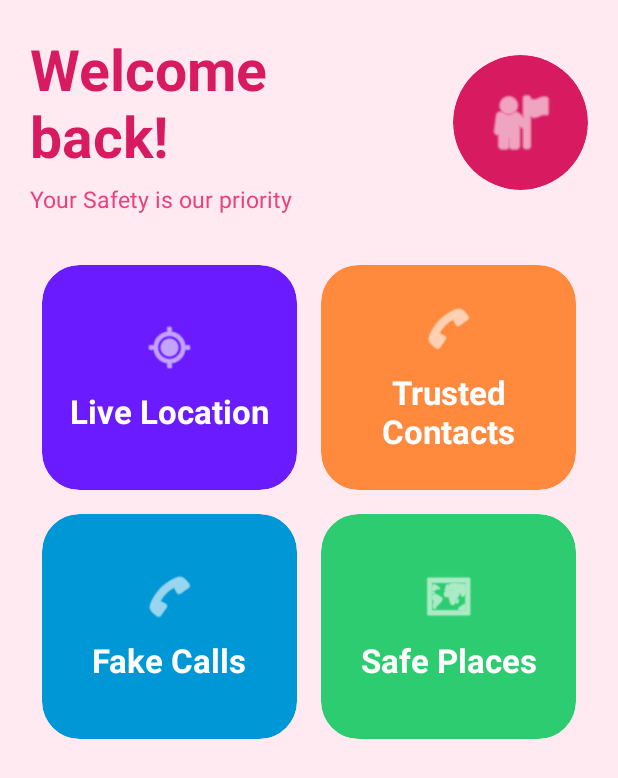
After one commit to hiraamir272-coder/Women-Safety-App, an Android app: the HomeActivity screen opened directly, with no data from a screen before it, on a phone screen of 412 x 824 dp. The commit adds this screen. Shown: the top 778 px of the screen. Run offline under Robolectric (Android 15) with nearby library versions, the phone set to English and light mode, and no system bars; 1 statement that could not run was skipped.

Commit message:
Seven commit

```diff
--- a/app/src/main/AndroidManifest.xml
+++ b/app/src/main/AndroidManifest.xml
@@ -25,6 +25,10 @@
             android:name=".SecondActivity"
             android:exported="false"
             android:windowSoftInputMode="adjustResize" />
+        <activity
+            android:name=".HomeActivity"
+            android:exported="false"
+            android:windowSoftInputMode="adjustResize" />
     </application>
 
 </manifest>
--- /dev/null
+++ b/app/src/main/java/com/example/womensafetyapp/HomeActivity.java
@@ -0,0 +1,24 @@
+package com.example.womensafetyapp;
+
+import android.os.Bundle;
+
+import androidx.activity.EdgeToEdge;
+import androidx.appcompat.app.AppCompatActivity;
+import androidx.core.graphics.Insets;
+import androidx.core.view.ViewCompat;
+import androidx.core.view.WindowInsetsCompat;
+
+public class HomeActivity extends AppCompatActivity {
+
+    @Override
+    protected void onCreate(Bundle savedInstanceState) {
+        super.onCreate(savedInstanceState);
+        EdgeToEdge.enable(this);
+        setContentView(R.layout.activity_home);
+        ViewCompat.setOnApplyWindowInsetsListener(findViewById(R.id.main), (v, insets) -> {
+            Insets systemBars = insets.getInsets(WindowInsetsCompat.Type.systemBars());
+            v.setPadding(systemBars.left, systemBars.top, systemBars.right, systemBars.bottom);
+            return insets;
+        });
+    }
+}
--- a/app/src/main/java/com/example/womensafetyapp/SecondActivity.java
+++ b/app/src/main/java/com/example/womensafetyapp/SecondActivity.java
@@ -9,6 +9,7 @@ import android.widget.CheckBox;
 import android.widget.EditText;
 import android.widget.TextView;
 import android.widget.Toast;
+import android.text.InputType;
 import androidx.appcompat.app.AppCompatActivity;
 
 public class SecondActivity extends AppCompatActivity {
@@ -77,15 +78,14 @@ public class SecondActivity extends AppCompatActivity {
         builder.setTitle("Forget Password");
 
         // 1st Line - Register Email
-        EditText etRegisterEmail = new EditText(this);
-        etRegisterEmail.setHint("Register Email");
-        etRegisterEmail.setPadding(40, 30, 40, 30);
-        builder.setView(etRegisterEmail);
+         EditText input = new EditText(this);
+        input.setHint("Enter new Password");
+        builder.setView(input);
 
         // 2nd Line - Send Reset link Button
-        builder.setPositiveButton("Send Reset link", (dialog, which) -> {
-            String regEmail = etRegisterEmail.getText().toString().trim();
-            if (regEmail.equals(myEmail)) {
+        builder.setPositiveButton("Confirm", (dialog, which) -> {
+            String newPass = input.getText().toString().trim();
+            if (newPass.equals("728572")) {
                 Toast.makeText(this, Html.fromHtml("<b>Login Successful</b>"), Toast.LENGTH_SHORT).show();
             } else {
                 Toast.makeText(this, "Invalid credentials", Toast.LENGTH_SHORT).show();
--- /dev/null
+++ b/app/src/main/res/layout/activity_home.xml
@@ -0,0 +1,126 @@
+<?xml version="1.0" encoding="utf-8"?>
+<LinearLayout xmlns:android="http://schemas.android.com/apk/res/android"
+    xmlns:app="http://schemas.android.com/apk/res-auto"
+    android:layout_width="match_parent"
+    android:layout_height="match_parent"
+    android:background="#FFEAF2"
+    android:orientation="vertical"
+    android:padding="20dp">
+
+    <!-- TOP HEADER -->
+    <LinearLayout
+        android:layout_width="match_parent"
+        android:layout_height="wrap_content"
+        android:orientation="horizontal"
+        android:gravity="center_vertical">
+
+        <LinearLayout
+            android:layout_width="0dp"
+            android:layout_height="wrap_content"
+            android:layout_weight="1"
+            android:orientation="vertical">
+
+            <TextView
+                android:layout_width="wrap_content"
+                android:layout_height="wrap_content"
+                android:text="Welcome\nback!"
+                android:textSize="38sp"
+                android:textStyle="bold"
+                android:textColor="#D81B60" />
+
+            <TextView
+                android:layout_width="wrap_content"
+                android:layout_height="wrap_content"
+                android:text="Your Safety is our priority"
+                android:textSize="15sp"
+                android:textColor="#EC407A"
+                android:layout_marginTop="6dp" />
+        </LinearLayout>
+
+        <!-- LOGO - Bina file ke Gol -->
+        <androidx.cardview.widget.CardView
+            android:layout_width="90dp"
+            android:layout_height="90dp"
+            app:cardCornerRadius="45dp"
+            app:cardBackgroundColor="#D81B60"
+            app:cardElevation="0dp">
+
+            <ImageView
+                android:layout_width="match_parent"
+                android:layout_height="match_parent"
+                android:src="@android:drawable/ic_menu_myplaces"
+                android:padding="20dp"
+                android:tint="@android:color/white" />
+        </androidx.cardview.widget.CardView>
+    </LinearLayout>
+
+    <!-- 4 CARDS - Bina file ke Colourful -->
+    <GridLayout
+        android:layout_width="match_parent"
+        android:layout_height="wrap_content"
+        android:columnCount="2"
+        android:rowCount="2"
+        android:layout_marginTop="25dp">
+
+        <!-- 1. PURPLE -->
+        <androidx.cardview.widget.CardView
+            android:layout_width="0dp"
+            android:layout_height="150dp"
+            android:layout_columnWeight="1"
+            android:layout_margin="8dp"
+            app:cardCornerRadius="25dp"
+            app:cardBackgroundColor="#6A1BFF"
+            app:cardElevation="0dp">
+            <LinearLayout android:layout_width="match_parent" android:layout_height="match_parent" android:orientation="vertical" android:padding="15dp" android:gravity="center">
+                <ImageView android:layout_width="35dp" android:layout_height="35dp" android:src="@android:drawable/ic_menu_mylocation" android:tint="@android:color/white" />
+                <TextView android:layout_width="wrap_content" android:layout_height="wrap_content" android:text="Live Location" android:textSize="22sp" android:textStyle="bold" android:textColor="@android:color/white" android:layout_marginTop="10dp" android:gravity="center" />
+            </LinearLayout>
+        </androidx.cardview.widget.CardView>
+
+        <!-- 2. ORANGE -->
+        <androidx.cardview.widget.CardView
+            android:layout_width="0dp"
+            android:layout_height="150dp"
+            android:layout_columnWeight="1"
+            android:layout_margin="8dp"
+            app:cardCornerRadius="25dp"
+            app:cardBackgroundColor="#FF8A3D"
+            app:cardElevation="0dp">
+            <LinearLayout android:layout_width="match_parent" android:layout_height="match_parent" android:orientation="vertical" android:padding="15dp" android:gravity="center">
+                <ImageView android:layout_width="35dp" android:layout_height="35dp" android:src="@android:drawable/ic_menu_call" android:tint="@android:color/white" />
+                <TextView android:layout_width="wrap_content" android:layout_height="wrap_content" android:text="Trusted Contacts" android:textSize="22sp" android:textStyle="bold" android:textColor="@android:color/white" android:layout_marginTop="10dp" android:gravity="center" />
+            </LinearLayout>
+        </androidx.cardview.widget.CardView>
+
+        <!-- 3. BLUE -->
+        <androidx.cardview.widget.CardView
+            android:layout_width="0dp"
+            android:layout_height="150dp"
+            android:layout_columnWeight="1"
+            android:layout_margin="8dp"
+            app:cardCornerRadius="25dp"
+            app:cardBackgroundColor="#0097D6"
+            app:cardElevation="0dp">
+            <LinearLayout android:layout_width="match_parent" android:layout_height="match_parent" android:orientation="vertical" android:padding="15dp" android:gravity="center">
+                <ImageView android:layout_width="35dp" android:layout_height="35dp" android:src="@android:drawable/ic_menu_call" android:tint="@android:color/white" />
+                <TextView android:layout_width="wrap_content" android:layout_height="wrap_content" android:text="Fake Calls" android:textSize="22sp" android:textStyle="bold" android:textColor="@android:color/white" android:layout_marginTop="10dp" android:gravity="center" />
+            </LinearLayout>
+        </androidx.cardview.widget.CardView>
+
+        <!-- 4. GREEN -->
+        <androidx.cardview.widget.CardView
+            android:layout_width="0dp"
+            android:layout_height="150dp"
+            android:layout_columnWeight="1"
+            android:layout_margin="8dp"
+            app:cardCornerRadius="25dp"
+            app:cardBackgroundColor="#2ECC71"
+            app:cardElevation="0dp">
+            <LinearLayout android:layout_width="match_parent" android:layout_height="match_parent" android:orientation="vertical" android:padding="15dp" android:gravity="center">
+                <ImageView android:layout_width="35dp" android:layout_height="35dp" android:src="@android:drawable/ic_menu_mapmode" android:tint="@android:color/white" />
+                <TextView android:layout_width="wrap_content" android:layout_height="wrap_content" android:text="Safe Places" android:textSize="22sp" android:textStyle="bold" android:textColor="@android:color/white" android:layout_marginTop="10dp" android:gravity="center" />
+            </LinearLayout>
+        </androidx.cardview.widget.CardView>
+    </GridLayout>
+
+</LinearLayout>
```
